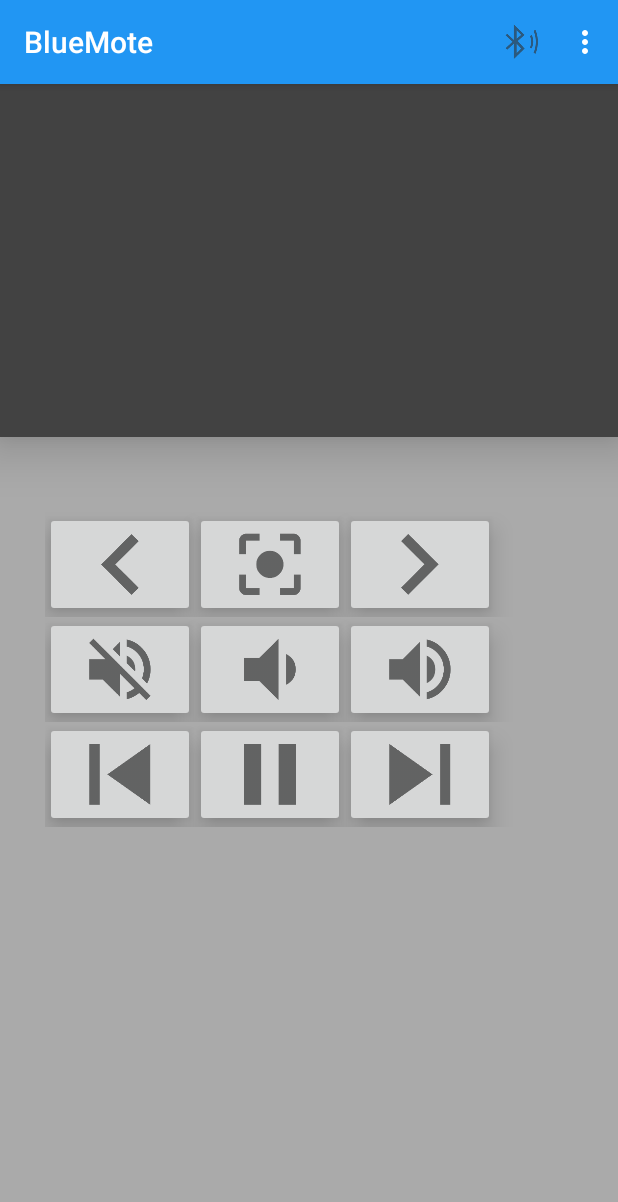
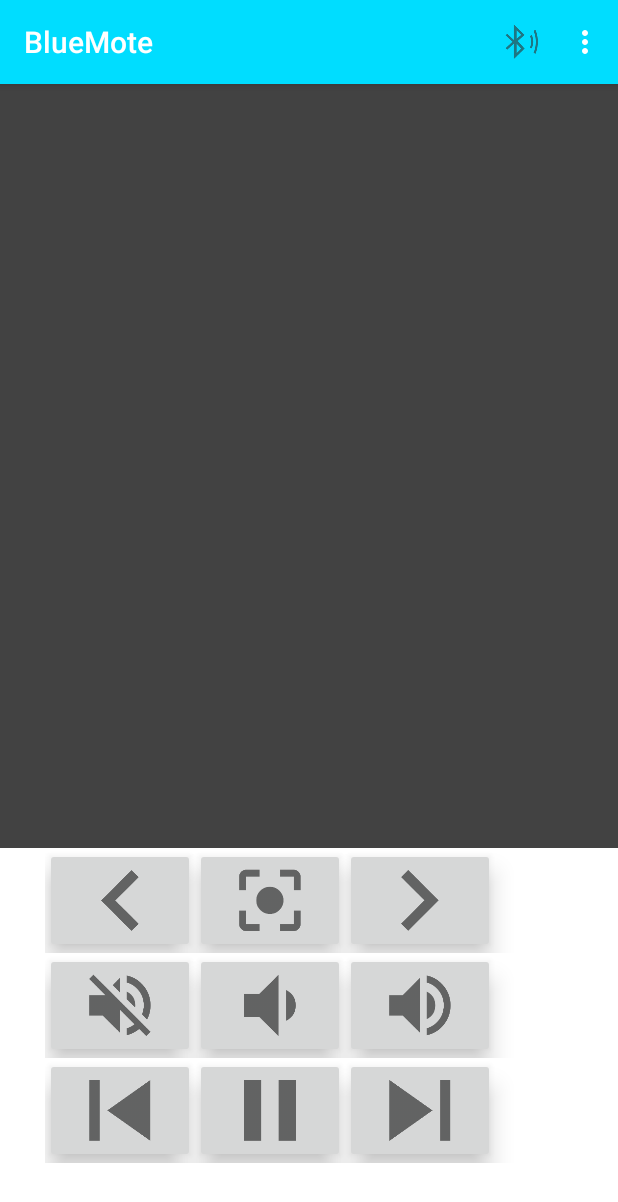
Before and after one commit to ehariz/BlueMote, an Android app: the screen it shows after launch (MainActivity), on a phone screen of 412 x 824 dp. Shown: the top 1202 px of the screen. Run offline under Robolectric (Android 15) with nearby library versions, the phone set to English and light mode, and no system bars.

Commit message:
Resized touchpad

```diff
--- a/BlueMote App/Application/src/main/java/com/example/android/bluemote/BlueMoteFragment.java
+++ b/BlueMote App/Application/src/main/java/com/example/android/bluemote/BlueMoteFragment.java
@@ -28,7 +28,6 @@ import android.support.annotation.Nullable;
 import android.support.v4.app.Fragment;
 import android.support.v4.app.FragmentActivity;
 import android.view.GestureDetector;
-import android.view.KeyEvent;
 import android.view.LayoutInflater;
 import android.view.Menu;
 import android.view.MenuInflater;
@@ -37,10 +36,8 @@ import android.view.MotionEvent;
 import android.view.VelocityTracker;
 import android.view.View;
 import android.view.ViewGroup;
-import android.view.inputmethod.EditorInfo;
 import android.widget.ArrayAdapter;
 import android.widget.Button;
-import android.widget.EditText;
 import android.widget.ImageButton;
 import android.widget.ImageView;
 import android.widget.ListView;
@@ -528,7 +525,7 @@ public class BlueMoteFragment extends Fragment  {
 
     @Override
     public void onCreateOptionsMenu(Menu menu, MenuInflater inflater) {
-        inflater.inflate(R.menu.bluetooth_chat, menu);
+        inflater.inflate(R.menu.discoverable, menu);
     }
 
     @Override
--- a/BlueMote App/Application/src/main/res/layout-w720dp/activity_main.xml
+++ b/BlueMote App/Application/src/main/res/layout-w720dp/activity_main.xml
@@ -27,21 +27,6 @@
           android:layout_weight="1"
           android:orientation="vertical">
 
-        <FrameLayout
-              style="@style/Widget.SampleMessageTile"
-              android:layout_width="match_parent"
-              android:layout_height="wrap_content">
-
-            <TextView
-                  style="@style/Widget.SampleMessage"
-                  android:layout_width="match_parent"
-                  android:layout_height="wrap_content"
-                  android:paddingLeft="@dimen/margin_medium"
-                  android:paddingRight="@dimen/margin_medium"
-                  android:paddingTop="@dimen/margin_large"
-                  android:paddingBottom="@dimen/margin_large"
-                  android:text="@string/intro_message" />
-        </FrameLayout>
 
         <View
               android:layout_width="match_parent"
--- a/BlueMote App/Application/src/main/res/layout/fragment_bluemote.xml
+++ b/BlueMote App/Application/src/main/res/layout/fragment_bluemote.xml
@@ -19,20 +19,16 @@
     xmlns:tools="http://schemas.android.com/tools"
     android:layout_width="match_parent"
     android:layout_height="match_parent"
-    android:background="@android:color/darker_gray"
+    android:background="@android:color/white"
     android:orientation="vertical"
     android:weightSum="1">
 
     <ImageView
         android:id="@+id/touchpad"
-        style="@style/Widget.SampleMessage"
         android:layout_width="match_parent"
         android:layout_height="235dp"
         android:background="@color/cardview_dark_background"
-        android:elevation="20dp" />
-    <android.support.v4.widget.Space
-        android:layout_width="match_parent"
-        android:layout_height="50dp" />
+        android:layout_weight="0.85" />
     <!--
         <TextView
             android:id="@+id/tracker"
--- a/BlueMote App/Application/src/main/res/values-v21/styles.xml
+++ b/BlueMote App/Application/src/main/res/values-v21/styles.xml
@@ -2,6 +2,7 @@
 <resources>
 
     <style name="MyTheme" parent="AppTheme">
+        <item name="android:actionMenuTextColor">@color/cardview_dark_background</item>
         <item name="android:colorPrimary">@color/primary_material_light</item>
     </style>
 </resources>
--- a/BlueMote App/Application/src/main/res/values-v21/template-styles.xml
+++ b/BlueMote App/Application/src/main/res/values-v21/template-styles.xml
@@ -3,7 +3,9 @@
 
     <style name="AppTheme" parent="Theme.Sample">
         <item name="android:windowTitleBackgroundStyle">@style/WindowTitleBackground</item>
-        <item name="android:colorPrimary">@color/primary_material_light</item>
+        <item name="android:colorPrimary">@android:color/holo_blue_bright</item>
         <item name="android:textColorPrimary">@android:color/background_light</item>
+        <item name="android:colorBackground">@color/background_material_light</item>
+        <item name="android:statusBarColor">@color/darkerLightBlue</item>
     </style>
 </resources>
--- a/BlueMote App/Application/src/main/res/values/base-strings.xml
+++ /dev/null
@@ -1,35 +0,0 @@
-<?xml version="1.0" encoding="UTF-8"?>
-<!--
- Copyright 2013 The Android Open Source Project
-
- Licensed under the Apache License, Version 2.0 (the "License");
- you may not use this file except in compliance with the License.
- You may obtain a copy of the License at
-
-     http://www.apache.org/licenses/LICENSE-2.0
-
- Unless required by applicable law or agreed to in writing, software
- distributed under the License is distributed on an "AS IS" BASIS,
- WITHOUT WARRANTIES OR CONDITIONS OF ANY KIND, either express or implied.
- See the License for the specific language governing permissions and
- limitations under the License.
--->
-
-<resources>
-    <string name="app_name">BluetoothChat</string>
-    <string name="intro_message">
-        <![CDATA[
-
-
-            This application allows two Android devices to carry out two-way text chat over
-            Bluetooth. It demonstrates all the fundamental Bluetooth API capabilites, such as:
-              (1) Scanning for other Bluetooth devices
-              (2) Querying the local Bluetooth adapter for paired Bluetooth devices
-              (3) Establishing RFCOMM channels/sockets
-              (4) Connecting to a remote device
-              (5) Transfering data over Bluetooth
-
-
-        ]]>
-    </string>
-</resources>
--- a/BlueMote App/Application/src/main/res/values/colors.xml
+++ b/BlueMote App/Application/src/main/res/values/colors.xml
@@ -1,4 +1,7 @@
 <?xml version="1.0" encoding="utf-8"?>
 <resources>
     <color name="primary_material_light">#2196f3</color>
+    <color name="background_material_light">#fafafa</color>
+    <color name="darkerLightBlue">#00bbff</color>
+    <color name="myGray">#725f5f</color>
 </resources>
--- a/BlueMote App/Application/src/main/res/values/strings.xml
+++ b/BlueMote App/Application/src/main/res/values/strings.xml
@@ -19,7 +19,7 @@
     <!--  BluetoothChat -->
     <string name="send">Send</string>
     <string name="not_connected">You are not connected to a device</string>
-    <string name="bt_not_enabled_leaving">Bluetooth was not enabled. Leaving Bluetooth Chat.</string>
+    <string name="bt_not_enabled_leaving">Bluetooth was not enabled. Leaving BlueMote</string>
     <string name="title_connecting">connecting...</string>
     <string name="title_connected_to">connected to <xliff:g id="device_name">%1$s</xliff:g></string>
     <string name="title_not_connected">not connected</string>
--- a/BlueMote App/Application/src/main/res/values/styles.xml
+++ b/BlueMote App/Application/src/main/res/values/styles.xml
@@ -1,7 +1,10 @@
 <?xml version="1.0" encoding="utf-8"?>
 <resources>
 
-    <style name="MyTheme" parent="AppTheme" />
+    <style name="MyTheme" parent="AppTheme">
+        <item name="android:actionMenuTextColor">@color/cardview_dark_background</item>
+    </style>
+
     <style name="SplashTheme" parent="Theme.AppCompat.NoActionBar">
         <item name="android:windowBackground">@drawable/background</item>
     </style>
--- a/BlueMote App/Application/src/main/res/values/template-styles.xml
+++ b/BlueMote App/Application/src/main/res/values/template-styles.xml
@@ -25,21 +25,14 @@
     <style name="AppTheme" parent="Theme.Sample" >
         <item name="android:windowTitleBackgroundStyle">@style/WindowTitleBackground</item>
         <item name="android:textColorPrimary">@android:color/background_light</item>
+        <item name="android:colorBackground">@color/background_material_light</item>
     </style>
     <style name="Widget" />
     <style name="WindowTitleBackground">
         <item name="android:background">#0000FF</item>
     </style>
-    <style name="Widget.SampleMessage">
-        <item name="android:textAppearance">?android:textAppearanceMedium</item>
-        <item name="android:lineSpacingMultiplier">1.1</item>
-    </style>
-
-    <style name="Widget.SampleMessageTile">
-        <item name="android:background">@drawable/tile</item>
-        <item name="android:shadowColor">#7F000000</item>
-        <item name="android:shadowDy">-3.5</item>
-        <item name="android:shadowRadius">2</item>
+    <style name="ActionBar" parent="@style/Widget.AppCompat.ActionBar.Solid">
+        <item name="android:background">#5bc0de</item>
     </style>
 
 </resources>
```
Also changed, not shown: BlueMote App/Application/src/main/res/layout/remote.xml (deleted, +0 -43 lines), BlueMote App/Application/src/main/res/menu/discoverable.xml (renamed from BlueMote App/Application/src/main/res/menu/bluetooth_chat.xml), 70 other files.
